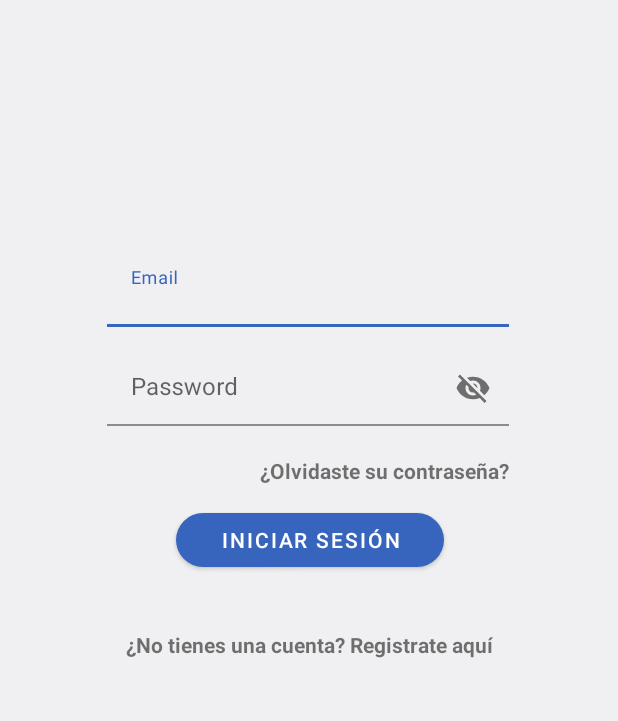
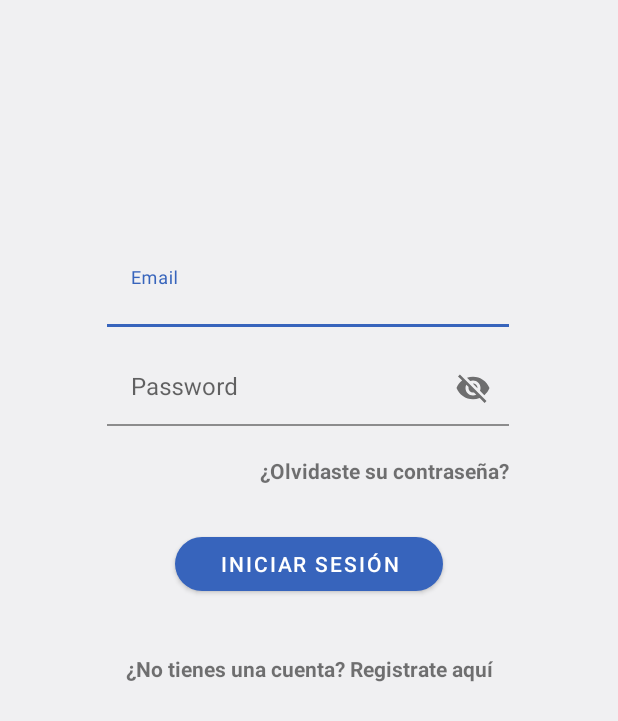
Before and after one commit to Mobile-Heroes/mytournament, an Android app: the Login screen opened directly, with no data from a screen before it, on a phone screen of 412 x 824 dp. Shown: the top 721 px of the screen. Run offline under Robolectric (Android 15) with nearby library versions, the phone set to English and light mode, and no system bars.

Commit message:
Adding keyboard fix

```diff
--- a/app/src/main/AndroidManifest.xml
+++ b/app/src/main/AndroidManifest.xml
@@ -11,6 +11,7 @@
         android:theme="@style/Theme.MyTournament">
         <activity
             android:name=".Login"
+            android:windowSoftInputMode="adjustResize"
             android:exported="false" />
         <activity
             android:name=".MainActivity"
--- a/app/src/main/res/layout/activity_login.xml
+++ b/app/src/main/res/layout/activity_login.xml
@@ -95,13 +95,12 @@
         android:id="@+id/btnIniciarSesion"
         android:layout_width="wrap_content"
         android:layout_height="wrap_content"
-        android:layout_marginTop="52dp"
+        android:layout_marginTop="68dp"
         android:paddingStart="30dp"
         android:paddingEnd="30dp"
         android:text="Iniciar Sesión"
         app:cornerRadius="1000dp"
         app:layout_constraintEnd_toEndOf="parent"
-        app:layout_constraintHorizontal_bias="0.504"
         app:layout_constraintStart_toStartOf="parent"
         app:layout_constraintTop_toBottomOf="@+id/edtxtPasswordLogin" />
 
```
